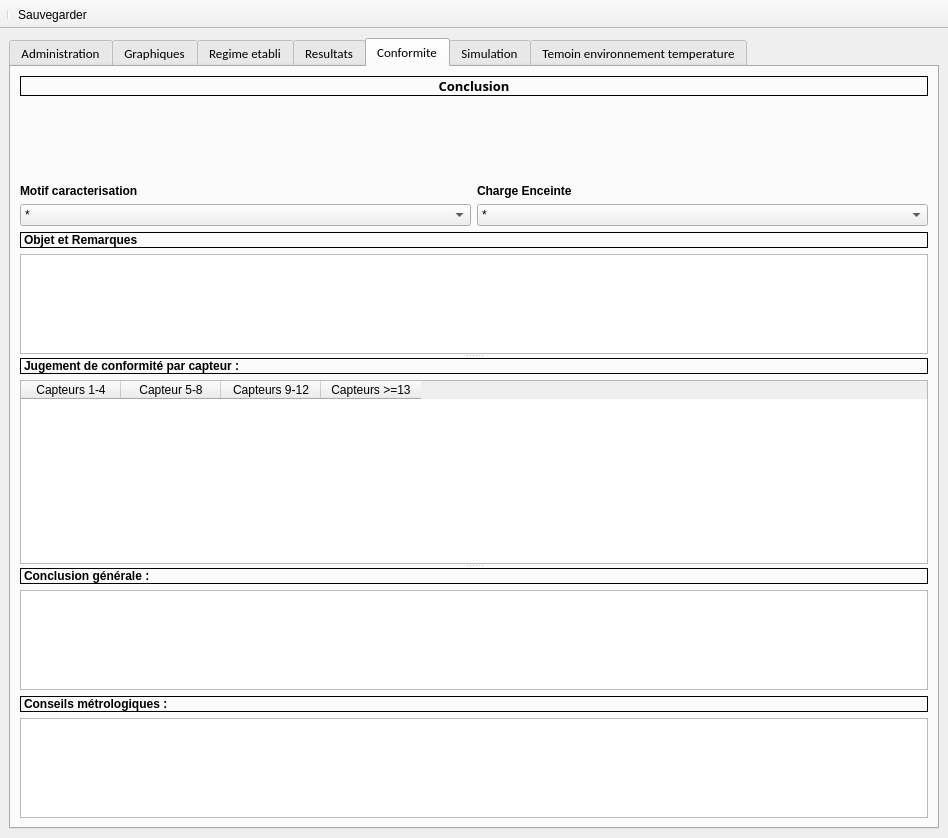
Above: Modules/Cartographie/GUI/Interface_Centrales.ui from Pepou/Administration-2.0 before the change. Below: the same form after it.
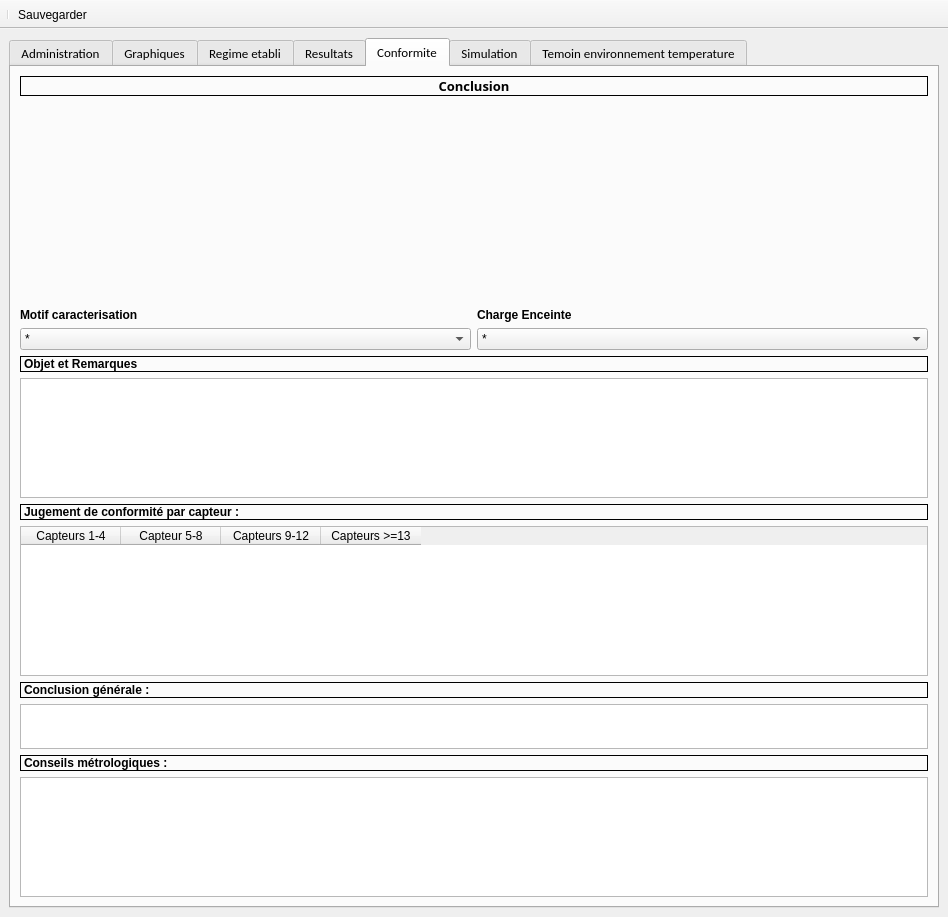
That is the form after the change. The open tabs and pages were chosen to show the change. Icons and pictures are not drawn. Custom widgets are drawn as their Qt base class.

What changed in the file:
```diff
--- a/Modules/Cartographie/GUI/Interface_Centrales.ui
+++ b/Modules/Cartographie/GUI/Interface_Centrales.ui
@@ -7,7 +7,7 @@
     <x>0</x>
     <y>0</y>
     <width>948</width>
-    <height>838</height>
+    <height>917</height>
    </rect>
   </property>
   <property name="windowTitle">
@@ -1386,7 +1386,7 @@
             <property name="minimumSize">
              <size>
               <width>0</width>
-              <height>0</height>
+              <height>200</height>
              </size>
             </property>
            </widget>
@@ -1468,11 +1468,6 @@
          </layout>
         </item>
         <item>
-         <widget class="QSplitter" name="splitter_2">
-          <property name="orientation">
-           <enum>Qt::Vertical</enum>
-          </property>
-          <widget class="QWidget" name="">
            <layout class="QVBoxLayout" name="verticalLayout_10">
             <property name="sizeConstraint">
              <enum>QLayout::SetMinAndMaxSize</enum>
@@ -1496,7 +1491,7 @@
             <item>
              <widget class="QTextEdit" name="textEdit_objet_remarques">
               <property name="sizePolicy">
-               <sizepolicy hsizetype="Expanding" vsizetype="Ignored">
+             <sizepolicy hsizetype="Expanding" vsizetype="Expanding">
                 <horstretch>0</horstretch>
                 <verstretch>0</verstretch>
                </sizepolicy>
@@ -1504,14 +1499,14 @@
               <property name="minimumSize">
                <size>
                 <width>0</width>
-                <height>100</height>
+              <height>0</height>
                </size>
               </property>
              </widget>
             </item>
            </layout>
-          </widget>
-          <widget class="QWidget" name="">
+        </item>
+        <item>
            <layout class="QVBoxLayout" name="verticalLayout_11">
             <property name="sizeConstraint">
              <enum>QLayout::SetNoConstraint</enum>
@@ -1529,7 +1524,7 @@
             <item>
              <widget class="QTableWidget" name="tableWidget_conf_par_capteur">
               <property name="sizePolicy">
-               <sizepolicy hsizetype="Expanding" vsizetype="Expanding">
+             <sizepolicy hsizetype="Expanding" vsizetype="Fixed">
                 <horstretch>0</horstretch>
                 <verstretch>0</verstretch>
                </sizepolicy>
@@ -1566,8 +1561,8 @@
              </widget>
             </item>
            </layout>
-          </widget>
-          <widget class="QWidget" name="">
+        </item>
+        <item>
            <layout class="QVBoxLayout" name="verticalLayout_12">
             <property name="sizeConstraint">
              <enum>QLayout::SetDefaultConstraint</enum>
@@ -1591,7 +1586,7 @@
             <item>
              <widget class="QTextEdit" name="textEdit_conclusion_generale">
               <property name="sizePolicy">
-               <sizepolicy hsizetype="Expanding" vsizetype="Ignored">
+             <sizepolicy hsizetype="Expanding" vsizetype="Fixed">
                 <horstretch>0</horstretch>
                 <verstretch>0</verstretch>
                </sizepolicy>
@@ -1599,14 +1594,18 @@
               <property name="minimumSize">
                <size>
                 <width>0</width>
-                <height>100</height>
+              <height>45</height>
+             </size>
+            </property>
+            <property name="maximumSize">
+             <size>
+              <width>16777215</width>
+              <height>50</height>
                </size>
               </property>
              </widget>
             </item>
            </layout>
-          </widget>
-         </widget>
         </item>
         <item>
          <layout class="QVBoxLayout" name="verticalLayout_13">
@@ -1632,7 +1631,7 @@
           <item>
            <widget class="QTextEdit" name="textEdit_conseils">
             <property name="sizePolicy">
-             <sizepolicy hsizetype="Expanding" vsizetype="Ignored">
+             <sizepolicy hsizetype="Expanding" vsizetype="Expanding">
               <horstretch>0</horstretch>
               <verstretch>0</verstretch>
              </sizepolicy>
@@ -1640,7 +1639,7 @@
             <property name="minimumSize">
              <size>
               <width>0</width>
-              <height>100</height>
+              <height>0</height>
              </size>
             </property>
            </widget>
```
Left out of the diff: 9 changed lines with no effect on the pictures. Lines whose indentation alone changed are shown as unchanged.
